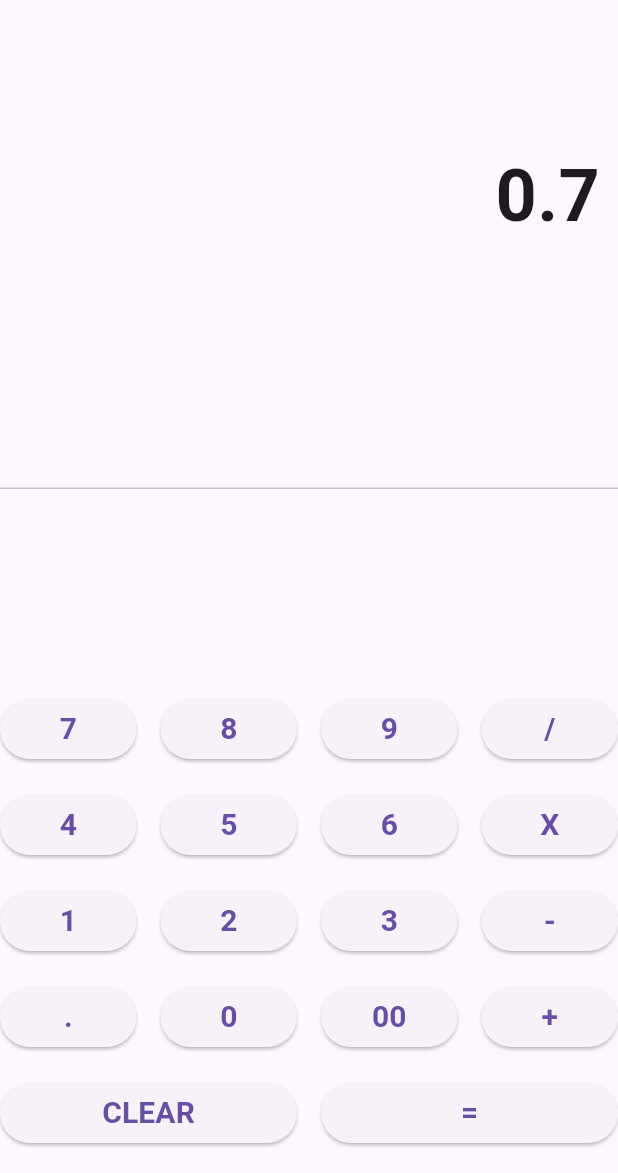
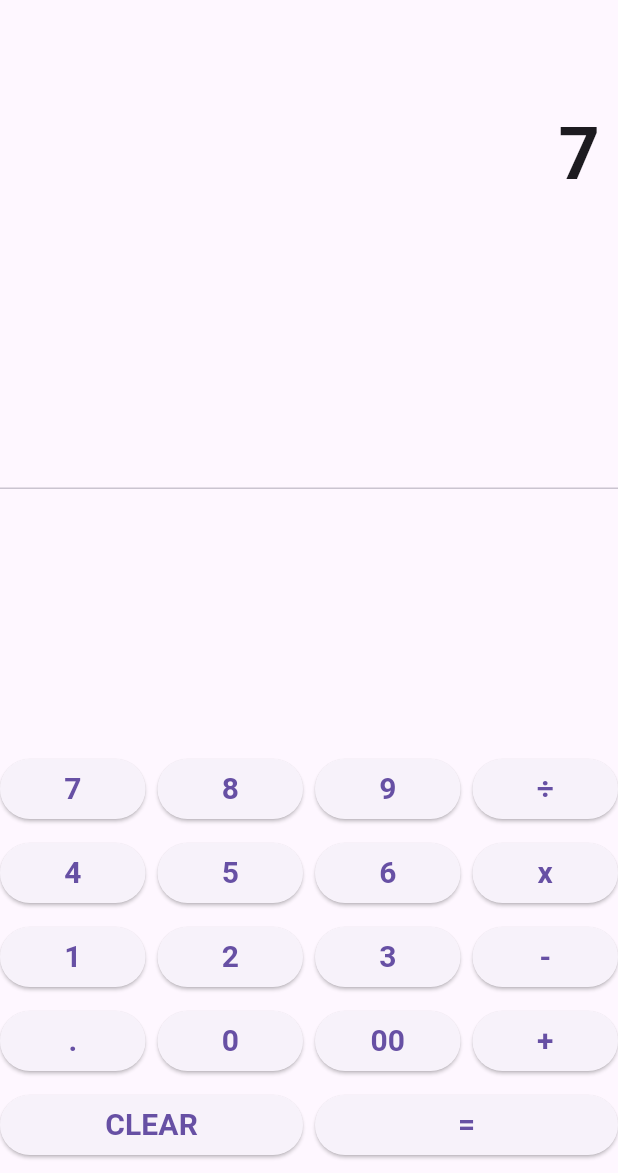
Before and after one commit to MrLeKiet/calculator_dalt, a Flutter app: the screen it shows after launch, after a tap on an icon or button, on a phone screen of 412 x 824 dp, the part 63-1236 px from its top. Run offline on Flutter 3.47's test engine with Material 3 defaults, Android fonts, the phone set to English and light mode, and no system bars.

Commit message:
Changing Layout

```diff
--- a/lib/main.dart
+++ b/lib/main.dart
@@ -1,4 +1,5 @@
 import 'dart:math'; // Import this for mathematical functions
+
 import 'package:flutter/material.dart';
 
 void main() => runApp(CalculatorApp());
@@ -43,7 +44,7 @@ class _CalculatorHomeState extends State<CalculatorHome> {
       expression = ""; // Reset expression
       isResultDisplayed = false; // Reset result display flag
       isEqualPressed = false; // Reset equal flag
-    } else if (buttonText == "+" || buttonText == "-" || buttonText == "/" || buttonText == "X") {
+    } else if (buttonText == "+" || buttonText == "-" || buttonText == "÷" || buttonText == "x") {
       // If there is already a result from pressing equals, reset before new operation
       if (isEqualPressed) {
         num1 = double.tryParse(output) ?? 0;
@@ -59,7 +60,7 @@ class _CalculatorHomeState extends State<CalculatorHome> {
       }
       operand = buttonText; // Update the current operator
       _output = "0"; // Reset internal output for the next number
-      expression = "$num1 $operand "; // Update expression
+      expression = "${formatNumber(num1)} $operand "; // Update expression with formatted number
       isResultDisplayed = false; // Reset the result display flag
     } else if (buttonText == ".") {
       if (_output.contains(".")) {
@@ -110,30 +111,33 @@ class _CalculatorHomeState extends State<CalculatorHome> {
   }
 
   void calculateResult() {
+    double result = 0.0;
+
     // Perform calculation based on the operator
     if (operand == "+") {
-      _output = (num1 + num2).toString(); // Addition
+      result = num1 + num2; // Addition
     }
     if (operand == "-") {
-      _output = (num1 - num2).toString(); // Subtraction
+      result = num1 - num2; // Subtraction
     }
-    if (operand == "X") {
-      _output = (num1 * num2).toString(); // Multiplication
+    if (operand == "x") {
+      result = num1 * num2; // Multiplication
     }
-    if (operand == "/") {
+    if (operand == "÷") {
       if (num2 == 0) {
         _output = "Undefined"; // Handle division by zero
+        expression = "Undefined";
+        return;
       } else {
-        _output = (num1 / num2).toString(); // Division
+        result = num1 / num2; // Division
       }
     }
 
-    // Only update the expression once, then prevent further updates on repeated '=' presses
-    if (!isEqualPressed) {
-      expression = "$num1 $operand $num2 ="; // Update expression for display once
-    }
+    // Format the result and expression
+    _output = formatNumber(result);
+    expression = "${formatNumber(num1)} $operand ${formatNumber(num2)} =";
 
-    num1 = double.tryParse(_output) ?? 0; // Store result for further calculations
+    num1 = result; // Store result for further calculations
     num2 = 0.0; // Reset num2 for the next operation
     operand = ""; // Reset operator
   }
@@ -155,8 +159,12 @@ class _CalculatorHomeState extends State<CalculatorHome> {
       }
     }
 
-    expression = "$function($num1)"; // Update expression for display
+    expression = "$function(${formatNumber(num1)})"; // Update expression for display
     isResultDisplayed = false; // Reset the result display flag
+  }
+
+  String formatNumber(double number) {
+    return number.truncateToDouble() == number ? number.toStringAsFixed(0) : number.toString();
   }
 
   Widget buildButton(String buttonText) {
@@ -188,10 +196,10 @@ class _CalculatorHomeState extends State<CalculatorHome> {
             DrawerHeader(
               decoration: BoxDecoration(
                 color: Colors.blue,
-                // image: DecorationImage(
-                //   image: AssetImage('assets/drawer_header_background.png'),
-                //   fit: BoxFit.cover,
-                // ),
+                image: DecorationImage(
+                  image: AssetImage('assets/drawer_header_background.png'),
+                  fit: BoxFit.cover,
+                ),
               ),
               child: Text(
                 'Calculator Type',
@@ -218,12 +226,12 @@ class _CalculatorHomeState extends State<CalculatorHome> {
         children: [
           Container(
             alignment: Alignment.centerRight,
-            padding: EdgeInsets.symmetric(vertical: 12.0, horizontal: 12.0),
+            padding: EdgeInsets.symmetric(vertical: 4.0, horizontal: 12.0), // Reduced vertical padding
             child: Text(expression, style: TextStyle(fontSize: 24.0, fontWeight: FontWeight.bold)),
           ),
           Container(
             alignment: Alignment.centerRight,
-            padding: EdgeInsets.symmetric(vertical: 24.0, horizontal: 12.0),
+            padding: EdgeInsets.symmetric(vertical: 12.0, horizontal: 12.0),
             child: Text(output, style: TextStyle(fontSize: 48.0, fontWeight: FontWeight.bold)),
           ),
           Expanded(
@@ -234,81 +242,81 @@ class _CalculatorHomeState extends State<CalculatorHome> {
               Row(
                 children: [
                   buildButton("7"),
-                  SizedBox(width: 16.0),
+                  SizedBox(width: 8.0),
                   buildButton("8"),
-                  SizedBox(width: 16.0),
+                  SizedBox(width: 8.0),
                   buildButton("9"),
-                  SizedBox(width: 16.0),
-                  buildButton("/"),
+                  SizedBox(width: 8.0),
+                  buildButton("÷"),
                 ],
               ),
-              SizedBox(height: 16.0),
+              SizedBox(height: 8.0),
               Row(
                 children: [
                   buildButton("4"),
-                  SizedBox(width: 16.0),
+                  SizedBox(width: 8.0),
                   buildButton("5"),
-                  SizedBox(width: 16.0),
+                  SizedBox(width: 8.0),
                   buildButton("6"),
-                  SizedBox(width: 16.0),
-                  buildButton("X"),
+                  SizedBox(width: 8.0),
+                  buildButton("x"),
                 ],
               ),
-              SizedBox(height: 16.0),
+              SizedBox(height: 8.0),
               Row(
                 children: [
                   buildButton("1"),
-                  SizedBox(width: 16.0),
+                  SizedBox(width: 8.0),
                   buildButton("2"),
-                  SizedBox(width: 16.0),
+                  SizedBox(width: 8.0),
                   buildButton("3"),
-                  SizedBox(width: 16.0),
+                  SizedBox(width: 8.0),
                   buildButton("-"),
                 ],
               ),
-              SizedBox(height: 16.0),
+              SizedBox(height: 8.0),
               Row(
                 children: [
                   buildButton("."),
-                  SizedBox(width: 16.0),
+                  SizedBox(width: 8.0),
                   buildButton("0"),
-                  SizedBox(width: 16.0),
+                  SizedBox(width: 8.0),
                   buildButton("00"),
-                  SizedBox(width: 16.0),
+                  SizedBox(width: 8.0),
                   buildButton("+"),
                 ],
               ),
-              SizedBox(height: 16.0),
+              SizedBox(height: 8.0),
               if (isScientific) ...[
                 Row(
                   children: [
                     buildButton("sin"),
-                    SizedBox(width: 16.0),
+                    SizedBox(width: 8.0),
                     buildButton("cos"),
-                    SizedBox(width: 16.0),
+                    SizedBox(width: 8.0),
                     buildButton("tan"),
                   ],
                 ),
-                SizedBox(height: 16.0),
+                SizedBox(height: 8.0),
                 Row(
                   children: [
                     buildButton("log"),
-                    SizedBox(width: 16.0),
+                    SizedBox(width: 8.0),
                     buildButton("ln"),
-                    SizedBox(width: 16.0),
+                    SizedBox(width: 8.0),
                     buildButton("sqrt"),
                   ],
                 ),
-                SizedBox(height: 16.0),
+                SizedBox(height: 8.0),
               ],
               Row(
                 children: [
                   buildButton("CLEAR"),
-                  SizedBox(width: 16.0),
+                  SizedBox(width: 8.0),
                   buildButton("="),
                 ],
               ),
-              SizedBox(height: 16.0), // Bottom gap for CLEAR and = buttons
+              SizedBox(height: 8.0), // Bottom gap for CLEAR and = buttons
             ],
           ),
         ],
```
